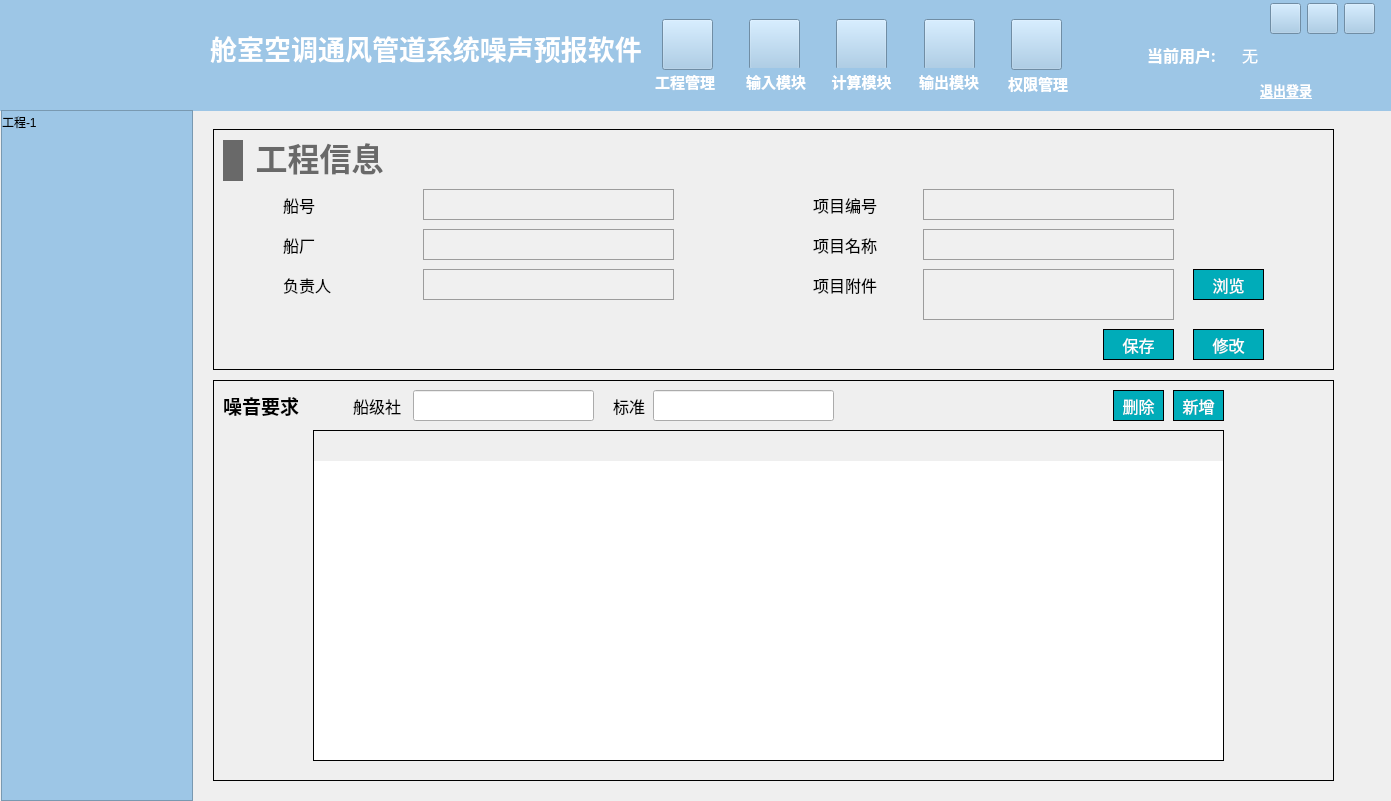
This is NoiseCalSoft/widget.ui in haobana/NoiCal as Qt 5 draws it before an edit. The edited form follows.
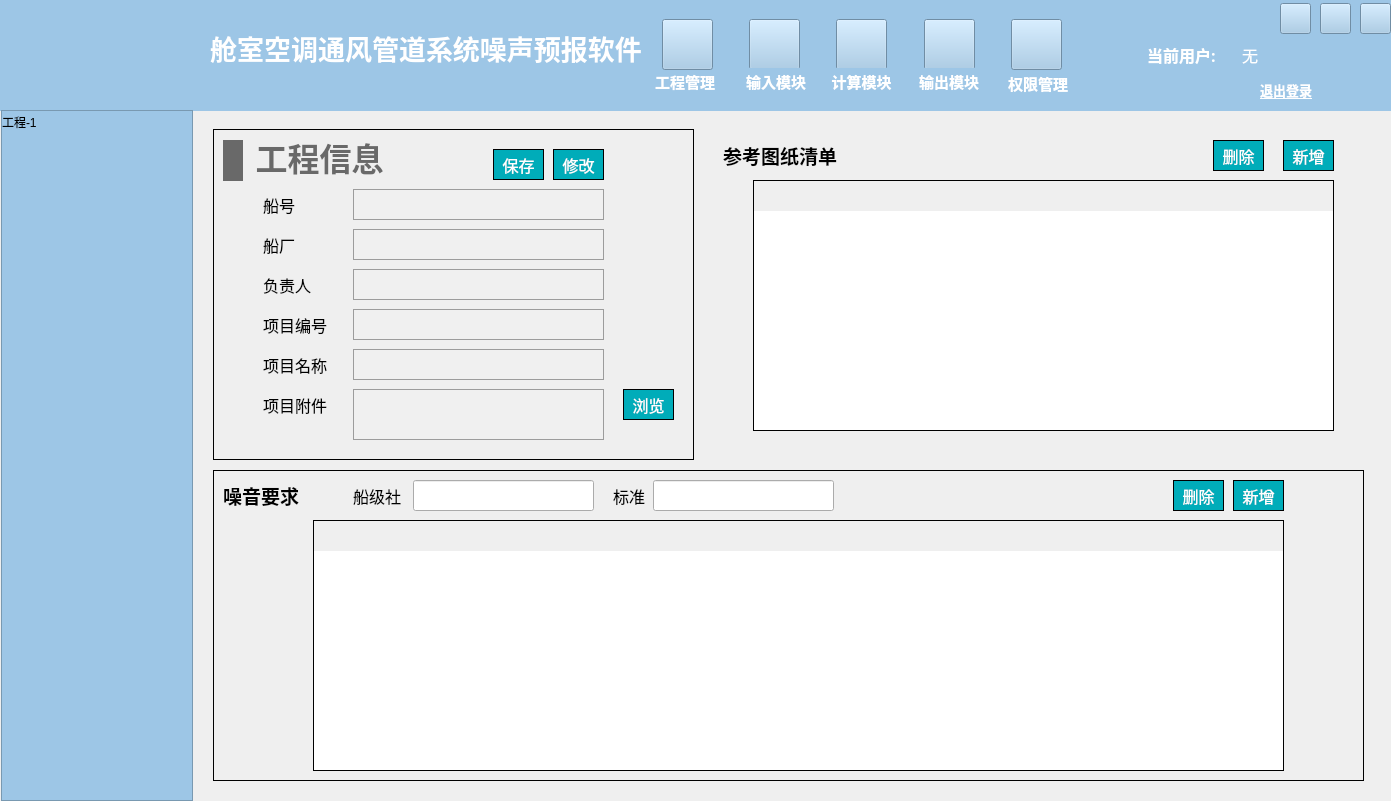
This is the edited form. The open tabs and pages were chosen to show the change. Icons and pictures are not drawn.

Commit message: 修改了全局的字体，并进行了局部调整，调整了弹窗的大小

```diff
--- a/NoiseCalSoft/widget.ui
+++ b/NoiseCalSoft/widget.ui
@@ -34,6 +34,12 @@
      <height>145</height>
     </size>
    </property>
+   <property name="font">
+    <font>
+     <family>黑体</family>
+     <bold>true</bold>
+    </font>
+   </property>
    <property name="styleSheet">
     <string notr="true">background-color: #9DC6E6;</string>
    </property>
@@ -78,7 +84,7 @@
    <widget class="QPushButton" name="min">
     <property name="geometry">
      <rect>
-      <x>1270</x>
+      <x>1280</x>
       <y>3</y>
       <width>31</width>
       <height>31</height>
@@ -107,7 +113,7 @@
    <widget class="QPushButton" name="max">
     <property name="geometry">
      <rect>
-      <x>1307</x>
+      <x>1320</x>
       <y>3</y>
       <width>31</width>
       <height>31</height>
@@ -135,7 +141,7 @@
    <widget class="QPushButton" name="close">
     <property name="geometry">
      <rect>
-      <x>1344</x>
+      <x>1360</x>
       <y>3</y>
       <width>31</width>
       <height>31</height>
@@ -567,7 +573,7 @@
    </property>
    <property name="font">
     <font>
-     <family>Microsoft YaHei</family>
+     <family>黑体</family>
     </font>
    </property>
    <property name="styleSheet">
@@ -965,8 +971,8 @@
       <rect>
        <x>20</x>
        <y>19</y>
-       <width>1121</width>
-       <height>241</height>
+       <width>481</width>
+       <height>331</height>
       </rect>
      </property>
      <property name="styleSheet">
@@ -978,7 +984,7 @@
      <widget class="QLabel" name="label_4">
       <property name="geometry">
        <rect>
-        <x>70</x>
+        <x>50</x>
         <y>60</y>
         <width>71</width>
         <height>31</height>
@@ -986,7 +992,7 @@
       </property>
       <property name="font">
        <font>
-        <family>Microsoft YaHei</family>
+        <family>黑体</family>
         <pointsize>12</pointsize>
        </font>
       </property>
@@ -1000,7 +1006,7 @@
      <widget class="QLabel" name="label_5">
       <property name="geometry">
        <rect>
-        <x>70</x>
+        <x>50</x>
         <y>100</y>
         <width>71</width>
         <height>31</height>
@@ -1008,7 +1014,7 @@
       </property>
       <property name="font">
        <font>
-        <family>Microsoft YaHei</family>
+        <family>黑体</family>
         <pointsize>12</pointsize>
        </font>
       </property>
@@ -1022,7 +1028,7 @@
      <widget class="QLabel" name="label_6">
       <property name="geometry">
        <rect>
-        <x>70</x>
+        <x>50</x>
         <y>140</y>
         <width>71</width>
         <height>31</height>
@@ -1030,7 +1036,7 @@
       </property>
       <property name="font">
        <font>
-        <family>Microsoft YaHei</family>
+        <family>黑体</family>
         <pointsize>12</pointsize>
        </font>
       </property>
@@ -1044,15 +1050,15 @@
      <widget class="QLabel" name="label_7">
       <property name="geometry">
        <rect>
-        <x>600</x>
-        <y>100</y>
+        <x>50</x>
+        <y>220</y>
         <width>71</width>
         <height>31</height>
        </rect>
       </property>
       <property name="font">
        <font>
-        <family>Microsoft YaHei</family>
+        <family>黑体</family>
         <pointsize>12</pointsize>
        </font>
       </property>
@@ -1066,7 +1072,7 @@
      <widget class="QLineEdit" name="lineEdit_boat_num">
       <property name="geometry">
        <rect>
-        <x>210</x>
+        <x>140</x>
         <y>60</y>
         <width>251</width>
         <height>31</height>
@@ -1089,7 +1095,7 @@
      <widget class="QLineEdit" name="lineEdit_shipyard">
       <property name="geometry">
        <rect>
-        <x>210</x>
+        <x>140</x>
         <y>100</y>
         <width>251</width>
         <height>31</height>
@@ -1112,7 +1118,7 @@
      <widget class="QLineEdit" name="lineEdit_principal">
       <property name="geometry">
        <rect>
-        <x>210</x>
+        <x>140</x>
         <y>140</y>
         <width>251</width>
         <height>31</height>
@@ -1135,8 +1141,8 @@
      <widget class="QLineEdit" name="lineEdit_prj_name">
       <property name="geometry">
        <rect>
-        <x>710</x>
-        <y>100</y>
+        <x>140</x>
+        <y>220</y>
         <width>251</width>
         <height>31</height>
        </rect>
@@ -1158,15 +1164,15 @@
      <widget class="QLabel" name="label_8">
       <property name="geometry">
        <rect>
-        <x>600</x>
-        <y>60</y>
+        <x>50</x>
+        <y>180</y>
         <width>71</width>
         <height>31</height>
        </rect>
       </property>
       <property name="font">
        <font>
-        <family>Microsoft YaHei</family>
+        <family>黑体</family>
         <pointsize>12</pointsize>
        </font>
       </property>
@@ -1180,8 +1186,8 @@
      <widget class="QLineEdit" name="lineEdit_prj_num">
       <property name="geometry">
        <rect>
-        <x>710</x>
-        <y>60</y>
+        <x>140</x>
+        <y>180</y>
         <width>251</width>
         <height>31</height>
        </rect>
@@ -1203,15 +1209,15 @@
      <widget class="QLabel" name="label_9">
       <property name="geometry">
        <rect>
-        <x>600</x>
-        <y>140</y>
+        <x>50</x>
+        <y>260</y>
         <width>71</width>
         <height>31</height>
        </rect>
       </property>
       <property name="font">
        <font>
-        <family>Microsoft YaHei</family>
+        <family>黑体</family>
         <pointsize>12</pointsize>
        </font>
       </property>
@@ -1225,8 +1231,8 @@
      <widget class="QLineEdit" name="lineEdit_6">
       <property name="geometry">
        <rect>
-        <x>710</x>
-        <y>140</y>
+        <x>140</x>
+        <y>260</y>
         <width>251</width>
         <height>51</height>
        </rect>
@@ -1248,15 +1254,15 @@
      <widget class="QPushButton" name="pushButton_4">
       <property name="geometry">
        <rect>
-        <x>980</x>
-        <y>140</y>
-        <width>71</width>
+        <x>410</x>
+        <y>260</y>
+        <width>51</width>
         <height>31</height>
        </rect>
       </property>
       <property name="font">
        <font>
-        <family>Microsoft YaHei</family>
+        <family>黑体</family>
         <pointsize>12</pointsize>
        </font>
       </property>
@@ -1283,15 +1289,15 @@
      <widget class="QPushButton" name="pushButton_prj_revise">
       <property name="geometry">
        <rect>
-        <x>980</x>
-        <y>200</y>
-        <width>71</width>
+        <x>340</x>
+        <y>20</y>
+        <width>51</width>
         <height>31</height>
        </rect>
       </property>
       <property name="font">
        <font>
-        <family>Microsoft YaHei</family>
+        <family>黑体</family>
         <pointsize>12</pointsize>
        </font>
       </property>
@@ -1391,15 +1397,15 @@
      <widget class="QPushButton" name="pushButton_prj_save">
       <property name="geometry">
        <rect>
-        <x>890</x>
-        <y>200</y>
-        <width>71</width>
+        <x>280</x>
+        <y>20</y>
+        <width>51</width>
         <height>31</height>
        </rect>
       </property>
       <property name="font">
        <font>
-        <family>Microsoft YaHei</family>
+        <family>黑体</family>
         <pointsize>12</pointsize>
        </font>
       </property>
@@ -1428,9 +1434,9 @@
      <property name="geometry">
       <rect>
        <x>20</x>
-       <y>270</y>
-       <width>1121</width>
-       <height>401</height>
+       <y>360</y>
+       <width>1151</width>
+       <height>311</height>
       </rect>
      </property>
      <property name="styleSheet">
@@ -1452,7 +1458,6 @@
        <font>
         <family>Microsoft YaHei</family>
         <pointsize>14</pointsize>
-        <weight>75</weight>
         <bold>true</bold>
        </font>
       </property>
@@ -1471,7 +1476,7 @@
       </property>
       <property name="font">
        <font>
-        <family>Microsoft YaHei</family>
+        <family>黑体</family>
         <pointsize>12</pointsize>
        </font>
       </property>
@@ -1500,13 +1505,13 @@
        <rect>
         <x>400</x>
         <y>10</y>
-        <width>71</width>
+        <width>41</width>
         <height>31</height>
        </rect>
       </property>
       <property name="font">
        <font>
-        <family>Microsoft YaHei</family>
+        <family>黑体</family>
         <pointsize>12</pointsize>
        </font>
       </property>
@@ -1535,16 +1540,23 @@
        <rect>
         <x>100</x>
         <y>50</y>
-        <width>911</width>
-        <height>331</height>
+        <width>971</width>
+        <height>251</height>
        </rect>
       </property>
+      <property name="font">
+       <font>
+        <family>黑体</family>
+        <pointsize>-1</pointsize>
+       </font>
+      </property>
       <property name="styleSheet">
        <string notr="true">/*设置标题(包括垂直+水平的)*/
 QHeaderView
 {							
 	
-	font-size: 13px;				/*字大小*/
+	font-size: 15px;				/*字大小*/
+	font-family: '黑体';
 	/*border: 1px solid #B4B4B4;*/
 	border:none;
     /*border-bottom: 2px solid #999999; */		/*下边框颜色*/
@@ -1580,7 +1592,7 @@
 
 QTableWidget 
 {
-		font-size: 13px;				/*10榜*/				
+		font-size: 14px;				/*10榜*/				
 		color : black;				
         border: 1px solid #000000;		
         background: white;
@@ -1600,41 +1612,6 @@
      <widget class="QPushButton" name="pushButton_noi_limit_del">
       <property name="geometry">
        <rect>
-        <x>900</x>
-        <y>10</y>
-        <width>51</width>
-        <height>31</height>
-       </rect>
-      </property>
-      <property name="font">
-       <font>
-        <family>Microsoft YaHei</family>
-        <pointsize>12</pointsize>
-       </font>
-      </property>
-      <property name="styleSheet">
-       <string notr="true">QPushButton
-{
-	color:#ffffff; /*文字颜色*/
-    background-color: #00ACB9;/*背景色*/
-    border-radius:0px; /*边框倒角*/
-	border: 1px solid #000000;
-}
-
-
-QPushButton:hover 
-{
-background-color: rgb(0,142,153);
-color: white;
-}</string>
-      </property>
-      <property name="text">
-       <string>删除</string>
-      </property>
-     </widget>
-     <widget class="QPushButton" name="pushButton_noi_limit_add">
-      <property name="geometry">
-       <rect>
         <x>960</x>
         <y>10</y>
         <width>51</width>
@@ -1643,7 +1620,215 @@
       </property>
       <property name="font">
        <font>
+        <family>黑体</family>
+        <pointsize>12</pointsize>
+       </font>
+      </property>
+      <property name="styleSheet">
+       <string notr="true">QPushButton
+{
+	color:#ffffff; /*文字颜色*/
+    background-color: #00ACB9;/*背景色*/
+    border-radius:0px; /*边框倒角*/
+	border: 1px solid #000000;
+}
+
+
+QPushButton:hover 
+{
+background-color: rgb(0,142,153);
+color: white;
+}</string>
+      </property>
+      <property name="text">
+       <string>删除</string>
+      </property>
+     </widget>
+     <widget class="QPushButton" name="pushButton_noi_limit_add">
+      <property name="geometry">
+       <rect>
+        <x>1020</x>
+        <y>10</y>
+        <width>51</width>
+        <height>31</height>
+       </rect>
+      </property>
+      <property name="font">
+       <font>
+        <family>黑体</family>
+        <pointsize>12</pointsize>
+       </font>
+      </property>
+      <property name="styleSheet">
+       <string notr="true">QPushButton
+{
+	color:#ffffff; /*文字颜色*/
+    background-color: #00ACB9;/*背景色*/
+    border-radius:0px; /*边框倒角*/
+	border: 1px solid #000000;
+}
+
+
+QPushButton:hover 
+{
+background-color: rgb(0,142,153);
+color: white;
+}</string>
+      </property>
+      <property name="text">
+       <string>新增</string>
+      </property>
+     </widget>
+    </widget>
+    <widget class="QWidget" name="widget_noi_limit_2" native="true">
+     <property name="geometry">
+      <rect>
+       <x>520</x>
+       <y>20</y>
+       <width>651</width>
+       <height>331</height>
+      </rect>
+     </property>
+     <property name="styleSheet">
+      <string notr="true">#widget_noi_limit
+{
+border: 1px solid #000000;
+}</string>
+     </property>
+     <widget class="QLabel" name="label_91">
+      <property name="geometry">
+       <rect>
+        <x>10</x>
+        <y>10</y>
+        <width>131</width>
+        <height>31</height>
+       </rect>
+      </property>
+      <property name="font">
+       <font>
         <family>Microsoft YaHei</family>
+        <pointsize>14</pointsize>
+        <bold>true</bold>
+       </font>
+      </property>
+      <property name="text">
+       <string>参考图纸清单</string>
+      </property>
+     </widget>
+     <widget class="QTableWidget" name="tableWidget_noi_limit_2">
+      <property name="geometry">
+       <rect>
+        <x>40</x>
+        <y>50</y>
+        <width>581</width>
+        <height>251</height>
+       </rect>
+      </property>
+      <property name="styleSheet">
+       <string notr="true">/*设置标题(包括垂直+水平的)*/
+QHeaderView
+{							
+	
+	font-size: 13px;				/*字大小*/
+	/*border: 1px solid #B4B4B4;*/
+	border:none;
+    /*border-bottom: 2px solid #999999; */		/*下边框颜色*/
+    /*background: #9DC6E6;*/				/*背景浅蓝色*/ 
+	min-height:30px;
+	text-align: center;	       
+}
+
+
+/*设置标题(水平的)*/
+QHeaderView::section:horizontal { 					
+        border: 1px solid #AFAFAF; 			/*间隔颜色*/
+	    border-bottom: 2px solid #999999; 							
+        color: black;
+        background: #9DC6E6;
+}
+
+/*设置鼠标停留状态*/
+QHeaderView::section:horizontal:hover 
+{			
+        color: black;							/*字体白色*/
+        background: #82AFC9;				/*背景深蓝色*/
+}
+
+/*设置鼠标按下状态*/
+QHeaderView::section:horizontal:pressed 
+{			
+        color: black;
+        background: #82AFC9;
+		border-bottom: 3px solid #037BFC;				
+}
+
+
+QTableWidget 
+{
+		font-size: 13px;				/*10榜*/				
+		color : black;				
+        border: 1px solid #000000;		
+        background: white;
+        gridline-color: #E0E0E0;	
+        text-align: center;	
+        outline:0px;			/*禁止焦点*/
+}
+
+/*设置选中的视图项*/
+QTableWidget::item:selected
+{				    
+		border: 2px solid #0398FC;	
+        color : black;				
+}</string>
+      </property>
+     </widget>
+     <widget class="QPushButton" name="pushButton_noi_limit_del_2">
+      <property name="geometry">
+       <rect>
+        <x>500</x>
+        <y>10</y>
+        <width>51</width>
+        <height>31</height>
+       </rect>
+      </property>
+      <property name="font">
+       <font>
+        <family>黑体</family>
+        <pointsize>12</pointsize>
+       </font>
+      </property>
+      <property name="styleSheet">
+       <string notr="true">QPushButton
+{
+	color:#ffffff; /*文字颜色*/
+    background-color: #00ACB9;/*背景色*/
+    border-radius:0px; /*边框倒角*/
+	border: 1px solid #000000;
+}
+
+
+QPushButton:hover 
+{
+background-color: rgb(0,142,153);
+color: white;
+}</string>
+      </property>
+      <property name="text">
+       <string>删除</string>
+      </property>
+     </widget>
+     <widget class="QPushButton" name="pushButton_noi_limit_add_2">
+      <property name="geometry">
+       <rect>
+        <x>570</x>
+        <y>10</y>
+        <width>51</width>
+        <height>31</height>
+       </rect>
+      </property>
+      <property name="font">
+       <font>
+        <family>黑体</family>
         <pointsize>12</pointsize>
        </font>
       </property>
```
Left out of the diff: 1040 changed lines with no effect on the pictures. The commit also changes 42 other files.
